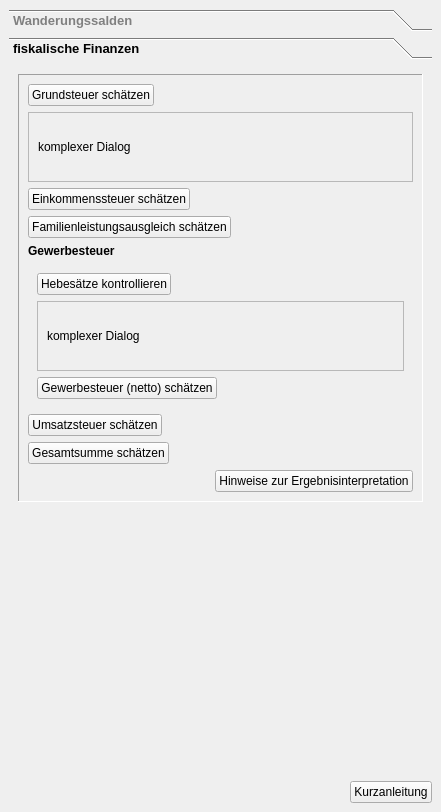
Before: the Qt Designer form projektcheck/ui/ProjektCheck_dockwidget_analysis_07-KSt.ui in projektcheck/ProjektCheck-QGIS, drawn with Qt 5.
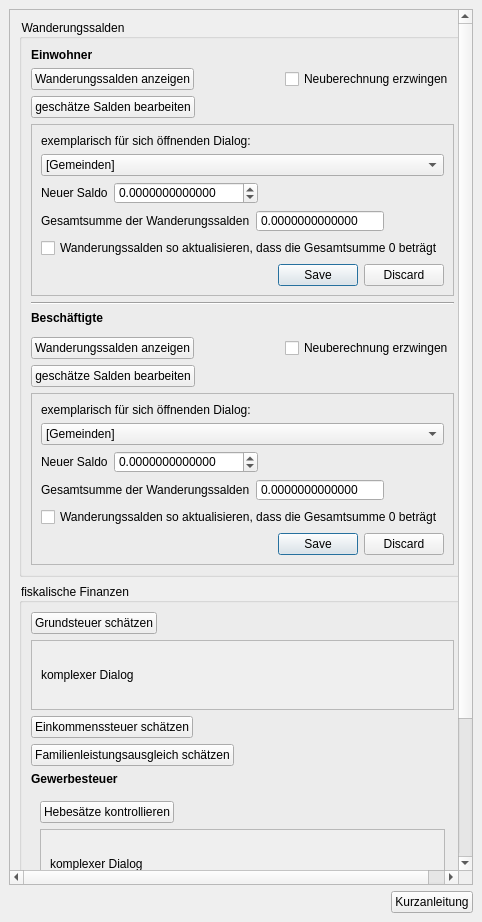
After: the same form once the commit is applied. The open tabs and pages were chosen to show the change. Icons and pictures are not drawn. Custom widgets are drawn as their Qt base class.

Commit message: finshed design using QgsCollapsibleGroupBoxes and ScrollAreas

The edit to the form file:
```diff
--- a/projektcheck/ui/ProjektCheck_dockwidget_analysis_07-KSt.ui
+++ b/projektcheck/ui/ProjektCheck_dockwidget_analysis_07-KSt.ui
@@ -6,12 +6,15 @@
    <rect>
     <x>0</x>
     <y>0</y>
-    <width>441</width>
-    <height>812</height>
+    <width>482</width>
+    <height>922</height>
    </rect>
   </property>
   <property name="styleSheet">
-   <string notr="true">QToolBox:tab {
+   <string notr="true">QgsCollapsibleGroupBox{
+font: bold 10pt ;
+}
+QToolBox:tab {
 	font: bold 10pt ;
     color: Grey;
 }
@@ -55,30 +58,24 @@
   <widget class="QWidget" name="dockWidgetContents">
    <layout class="QVBoxLayout" name="verticalLayout">
     <item>
-     <widget class="QToolBox" name="toolBox">
-      <property name="frameShadow">
-       <enum>QFrame::Raised</enum>
+     <widget class="QScrollArea" name="scrollArea_3">
+      <property name="widgetResizable">
+       <bool>true</bool>
       </property>
-      <property name="currentIndex">
-       <number>0</number>
-      </property>
-      <widget class="QWidget" name="page">
+      <widget class="QWidget" name="scrollAreaWidgetContents_3">
        <property name="geometry">
         <rect>
          <x>0</x>
          <y>0</y>
-         <width>423</width>
-         <height>686</height>
+         <width>462</width>
+         <height>848</height>
         </rect>
        </property>
-       <attribute name="label">
-        <string>Wanderungssalden</string>
-       </attribute>
-       <layout class="QGridLayout" name="gridLayout">
-        <item row="4" column="0">
-         <spacer name="verticalSpacer">
-          <property name="orientation">
-           <enum>Qt::Vertical</enum>
+       <layout class="QVBoxLayout" name="verticalLayout_7">
+        <item>
+         <widget class="QgsCollapsibleGroupBox" name="mGroupBox">
+          <property name="title">
+           <string>Wanderungssalden</string>
           </property>
           <property name="sizeHint" stdset="0">
            <size>
@@ -86,17 +83,7 @@
             <height>40</height>
            </size>
           </property>
-         </spacer>
-        </item>
-        <item row="0" column="0">
-         <widget class="QFrame" name="frame_2">
-          <property name="frameShape">
-           <enum>QFrame::Panel</enum>
-          </property>
-          <property name="frameShadow">
-           <enum>QFrame::Sunken</enum>
-          </property>
-          <layout class="QVBoxLayout" name="verticalLayout_4">
+          <layout class="QVBoxLayout" name="verticalLayout_11">
            <item>
             <widget class="QLabel" name="label_5">
              <property name="font">
@@ -592,30 +579,15 @@
           </layout>
          </widget>
         </item>
-       </layout>
-      </widget>
-      <widget class="QWidget" name="page_2">
-       <property name="geometry">
-        <rect>
-         <x>0</x>
-         <y>0</y>
-         <width>423</width>
-         <height>686</height>
-        </rect>
-       </property>
-       <attribute name="label">
-        <string>fiskalische Finanzen</string>
-       </attribute>
-       <layout class="QVBoxLayout" name="verticalLayout_5">
         <item>
-         <widget class="QFrame" name="frame_5">
-          <property name="frameShape">
-           <enum>QFrame::Panel</enum>
+         <widget class="QgsCollapsibleGroupBox" name="mGroupBox_2">
+          <property name="title">
+           <string>fiskalische Finanzen</string>
           </property>
-          <property name="frameShadow">
-           <enum>QFrame::Sunken</enum>
+          <property name="collapsed">
+           <bool>true</bool>
           </property>
-          <layout class="QVBoxLayout" name="verticalLayout_3">
+          <layout class="QVBoxLayout" name="verticalLayout_4">
            <item>
             <widget class="QPushButton" name="pushButton_33">
              <property name="sizePolicy">
@@ -698,7 +670,7 @@
                <rect>
                 <x>0</x>
                 <y>0</y>
-                <width>383</width>
+                <width>407</width>
                 <height>69</height>
                </rect>
               </property>
@@ -864,7 +836,7 @@
                   <rect>
                    <x>0</x>
                    <y>0</y>
-                   <width>365</width>
+                   <width>389</width>
                    <height>69</height>
                   </rect>
                  </property>
@@ -1064,6 +1036,14 @@
    </layout>
   </widget>
  </widget>
+ <customwidgets>
+  <customwidget>
+   <class>QgsCollapsibleGroupBox</class>
+   <extends>QGroupBox</extends>
+   <header>qgscollapsiblegroupbox.h</header>
+   <container>1</container>
+  </customwidget>
+ </customwidgets>
  <resources/>
  <connections>
   <connection>
```
Left out of the diff: 9 changed lines with no effect on the pictures. The commit also changes 7 other files.
